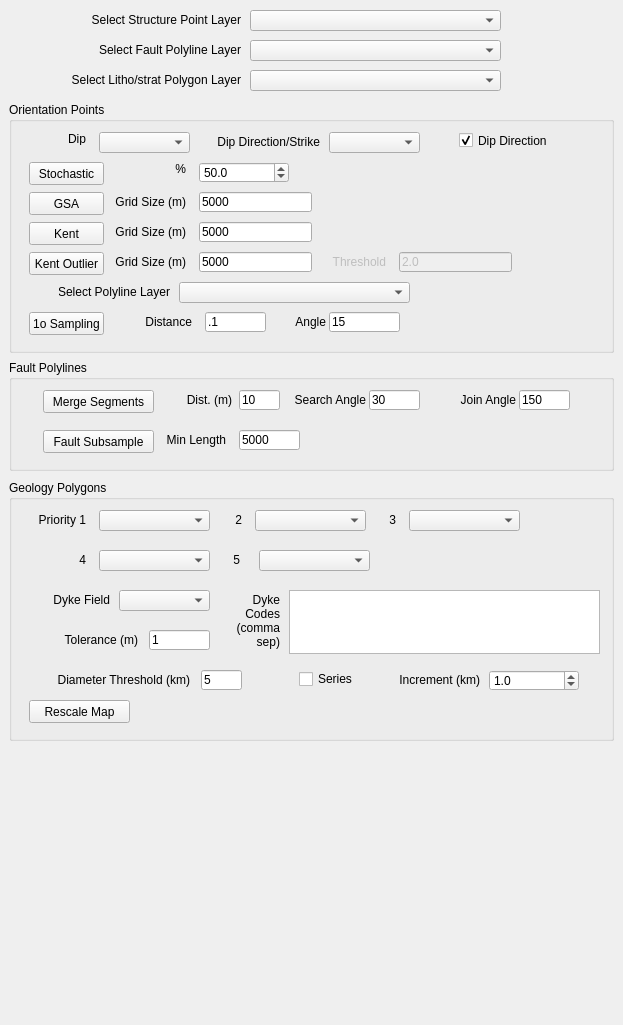
Above: GeoSubSampler_dockwidget_base.ui from Loop3D/GeoSubSampler before the change. Below: the same form after it.
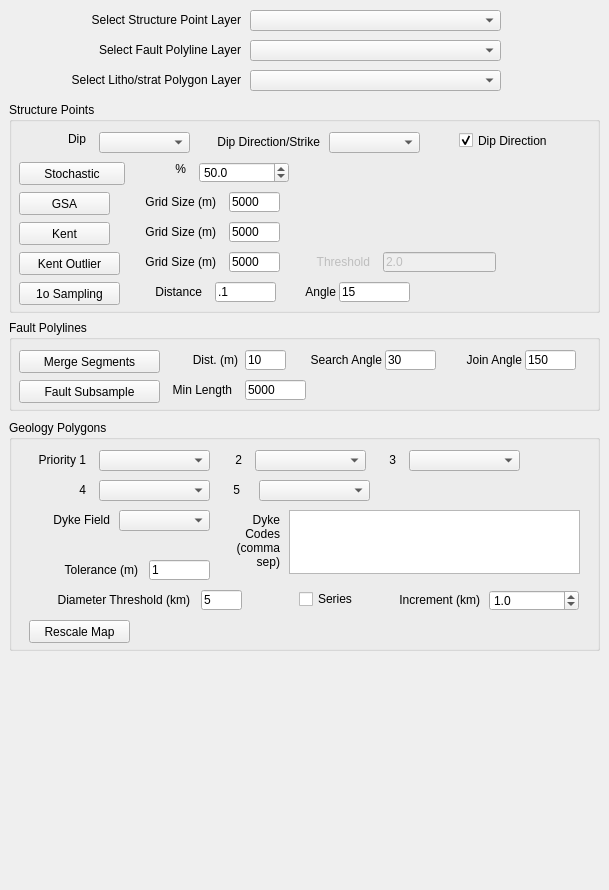
That is the form after the change. Custom widgets are drawn as their Qt base class.

Diff of the .ui file:
```diff
--- a/GeoSubSampler_dockwidget_base.ui
+++ b/GeoSubSampler_dockwidget_base.ui
@@ -6,8 +6,8 @@
    <rect>
     <x>0</x>
     <y>0</y>
-    <width>623</width>
-    <height>1025</height>
+    <width>609</width>
+    <height>890</height>
    </rect>
   </property>
   <property name="windowTitle">
@@ -18,9 +18,9 @@
     <property name="geometry">
      <rect>
       <x>9</x>
-      <y>480</y>
-      <width>605</width>
-      <height>261</height>
+      <y>420</y>
+      <width>591</width>
+      <height>231</height>
      </rect>
     </property>
     <property name="title">
@@ -30,7 +30,7 @@
      <property name="geometry">
       <rect>
        <x>192</x>
-       <y>190</y>
+       <y>170</y>
        <width>41</width>
        <height>20</height>
       </rect>
@@ -43,7 +43,7 @@
      <property name="geometry">
       <rect>
        <x>20</x>
-       <y>220</y>
+       <y>200</y>
        <width>101</width>
        <height>23</height>
       </rect>
@@ -56,7 +56,7 @@
      <property name="geometry">
       <rect>
        <x>20</x>
-       <y>190</y>
+       <y>170</y>
        <width>161</width>
        <height>20</height>
       </rect>
@@ -98,7 +98,7 @@
      <property name="geometry">
       <rect>
        <x>38</x>
-       <y>150</y>
+       <y>140</y>
        <width>91</width>
        <height>20</height>
       </rect>
@@ -114,7 +114,7 @@
      <property name="geometry">
       <rect>
        <x>140</x>
-       <y>150</y>
+       <y>140</y>
        <width>61</width>
        <height>20</height>
       </rect>
@@ -205,7 +205,7 @@
      <property name="geometry">
       <rect>
        <x>56</x>
-       <y>70</y>
+       <y>60</y>
        <width>21</width>
        <height>20</height>
       </rect>
@@ -221,7 +221,7 @@
      <property name="geometry">
       <rect>
        <x>90</x>
-       <y>70</y>
+       <y>60</y>
        <width>111</width>
        <height>21</height>
       </rect>
@@ -231,7 +231,7 @@
      <property name="geometry">
       <rect>
        <x>210</x>
-       <y>70</y>
+       <y>60</y>
        <width>21</width>
        <height>20</height>
       </rect>
@@ -247,7 +247,7 @@
      <property name="geometry">
       <rect>
        <x>250</x>
-       <y>70</y>
+       <y>60</y>
        <width>111</width>
        <height>21</height>
       </rect>
@@ -257,7 +257,7 @@
      <property name="geometry">
       <rect>
        <x>30</x>
-       <y>110</y>
+       <y>90</y>
        <width>71</width>
        <height>20</height>
       </rect>
@@ -273,7 +273,7 @@
      <property name="geometry">
       <rect>
        <x>110</x>
-       <y>110</y>
+       <y>90</y>
        <width>91</width>
        <height>21</height>
       </rect>
@@ -283,8 +283,8 @@
      <property name="geometry">
       <rect>
        <x>280</x>
-       <y>110</y>
-       <width>311</width>
+       <y>90</y>
+       <width>291</width>
        <height>64</height>
       </rect>
      </property>
@@ -293,7 +293,7 @@
      <property name="geometry">
       <rect>
        <x>210</x>
-       <y>110</y>
+       <y>90</y>
        <width>61</width>
        <height>61</height>
       </rect>
@@ -312,7 +312,7 @@
      <property name="geometry">
       <rect>
        <x>290</x>
-       <y>190</y>
+       <y>170</y>
        <width>71</width>
        <height>18</height>
       </rect>
@@ -325,7 +325,7 @@
      <property name="geometry">
       <rect>
        <x>480</x>
-       <y>190</y>
+       <y>170</y>
        <width>90</width>
        <height>21</height>
       </rect>
@@ -347,7 +347,7 @@
      <property name="geometry">
       <rect>
        <x>360</x>
-       <y>190</y>
+       <y>170</y>
        <width>111</width>
        <height>20</height>
       </rect>
@@ -365,8 +365,8 @@
      <rect>
       <x>9</x>
       <y>102</y>
-      <width>605</width>
-      <height>251</height>
+      <width>591</width>
+      <height>211</height>
      </rect>
     </property>
     <property name="sizePolicy">
@@ -382,14 +382,14 @@
      </size>
     </property>
     <property name="title">
-     <string>Orientation Points</string>
+     <string>Structure Points</string>
     </property>
     <widget class="QPushButton" name="pushButton_stochastic">
      <property name="geometry">
       <rect>
-       <x>20</x>
+       <x>10</x>
        <y>60</y>
-       <width>75</width>
+       <width>106</width>
        <height>23</height>
       </rect>
      </property>
@@ -400,9 +400,9 @@
     <widget class="QPushButton" name="pushButton_gridCellAveraging">
      <property name="geometry">
       <rect>
-       <x>20</x>
+       <x>10</x>
        <y>90</y>
-       <width>75</width>
+       <width>91</width>
        <height>23</height>
       </rect>
      </property>
@@ -429,9 +429,9 @@
     <widget class="QLineEdit" name="lineEdit_grid_size">
      <property name="geometry">
       <rect>
-       <x>190</x>
+       <x>220</x>
        <y>90</y>
-       <width>113</width>
+       <width>51</width>
        <height>20</height>
       </rect>
      </property>
@@ -442,9 +442,9 @@
     <widget class="QLabel" name="label_3">
      <property name="geometry">
       <rect>
-       <x>106</x>
+       <x>126</x>
        <y>90</y>
-       <width>71</width>
+       <width>81</width>
        <height>20</height>
       </rect>
      </property>
@@ -526,9 +526,9 @@
     <widget class="QLineEdit" name="lineEdit_grid_size_kent">
      <property name="geometry">
       <rect>
-       <x>190</x>
+       <x>220</x>
        <y>120</y>
-       <width>113</width>
+       <width>51</width>
        <height>20</height>
       </rect>
      </property>
@@ -539,9 +539,9 @@
     <widget class="QPushButton" name="pushButton_kent">
      <property name="geometry">
       <rect>
-       <x>20</x>
+       <x>10</x>
        <y>120</y>
-       <width>75</width>
+       <width>91</width>
        <height>23</height>
       </rect>
      </property>
@@ -552,9 +552,9 @@
     <widget class="QLabel" name="label_6">
      <property name="geometry">
       <rect>
-       <x>106</x>
+       <x>126</x>
        <y>120</y>
-       <width>71</width>
+       <width>81</width>
        <height>20</height>
       </rect>
      </property>
@@ -568,9 +568,9 @@
     <widget class="QLabel" name="label_7">
      <property name="geometry">
       <rect>
-       <x>106</x>
+       <x>126</x>
        <y>150</y>
-       <width>71</width>
+       <width>81</width>
        <height>20</height>
       </rect>
      </property>
@@ -584,9 +584,9 @@
     <widget class="QLineEdit" name="lineEdit_grid_size_kent_2">
      <property name="geometry">
       <rect>
-       <x>190</x>
+       <x>220</x>
        <y>150</y>
-       <width>113</width>
+       <width>51</width>
        <height>20</height>
       </rect>
      </property>
@@ -597,9 +597,9 @@
     <widget class="QPushButton" name="pushButton_kentOutlier">
      <property name="geometry">
       <rect>
-       <x>20</x>
+       <x>10</x>
        <y>150</y>
-       <width>75</width>
+       <width>101</width>
        <height>23</height>
       </rect>
      </property>
@@ -613,7 +613,7 @@
      </property>
      <property name="geometry">
       <rect>
-       <x>390</x>
+       <x>374</x>
        <y>150</y>
        <width>113</width>
        <height>20</height>
@@ -629,7 +629,7 @@
      </property>
      <property name="geometry">
       <rect>
-       <x>306</x>
+       <x>290</x>
        <y>150</y>
        <width>71</width>
        <height>20</height>
@@ -642,37 +642,11 @@
       <set>Qt::AlignRight|Qt::AlignTrailing|Qt::AlignVCenter</set>
      </property>
     </widget>
-    <widget class="QLabel" name="label_12">
-     <property name="geometry">
-      <rect>
-       <x>50</x>
-       <y>180</y>
-       <width>111</width>
-       <height>20</height>
-      </rect>
-     </property>
-     <property name="text">
-      <string>Select Polyline Layer</string>
-     </property>
-     <property name="alignment">
-      <set>Qt::AlignRight|Qt::AlignTrailing|Qt::AlignVCenter</set>
-     </property>
-    </widget>
-    <widget class="QgsMapLayerComboBox" name="mMapLayerComboBox_points_polylines">
-     <property name="geometry">
-      <rect>
-       <x>170</x>
-       <y>180</y>
-       <width>231</width>
-       <height>21</height>
-      </rect>
-     </property>
-    </widget>
     <widget class="QLineEdit" name="lineEdit_1o_distance">
      <property name="geometry">
       <rect>
-       <x>196</x>
-       <y>210</y>
+       <x>206</x>
+       <y>180</y>
        <width>61</width>
        <height>20</height>
       </rect>
@@ -684,8 +658,8 @@
     <widget class="QLabel" name="label_9">
      <property name="geometry">
       <rect>
-       <x>112</x>
-       <y>210</y>
+       <x>122</x>
+       <y>180</y>
        <width>71</width>
        <height>20</height>
       </rect>
@@ -700,8 +674,8 @@
     <widget class="QLabel" name="label_10">
      <property name="geometry">
       <rect>
-       <x>266</x>
-       <y>210</y>
+       <x>276</x>
+       <y>180</y>
        <width>51</width>
        <height>20</height>
       </rect>
@@ -716,8 +690,8 @@
     <widget class="QLineEdit" name="lineEdit_1o_angle">
      <property name="geometry">
       <rect>
-       <x>320</x>
-       <y>210</y>
+       <x>330</x>
+       <y>180</y>
        <width>71</width>
        <height>20</height>
       </rect>
@@ -729,9 +703,9 @@
     <widget class="QPushButton" name="pushButton_1o_sampling">
      <property name="geometry">
       <rect>
-       <x>20</x>
-       <y>210</y>
-       <width>75</width>
+       <x>10</x>
+       <y>180</y>
+       <width>101</width>
        <height>23</height>
       </rect>
      </property>
@@ -763,9 +737,9 @@
     <property name="geometry">
      <rect>
       <x>9</x>
-      <y>360</y>
-      <width>605</width>
-      <height>111</height>
+      <y>320</y>
+      <width>591</width>
+      <height>91</height>
      </rect>
     </property>
     <property name="sizePolicy">
@@ -786,9 +760,9 @@
     <widget class="QPushButton" name="pushButton_merge_segments">
      <property name="geometry">
       <rect>
-       <x>34</x>
+       <x>10</x>
        <y>30</y>
-       <width>111</width>
+       <width>141</width>
        <height>23</height>
       </rect>
      </property>
@@ -799,7 +773,7 @@
     <widget class="QLineEdit" name="lineEdit_merge_search_angle">
      <property name="geometry">
       <rect>
-       <x>360</x>
+       <x>376</x>
        <y>30</y>
        <width>51</width>
        <height>20</height>
@@ -812,7 +786,7 @@
     <widget class="QLineEdit" name="lineEdit_merge_tolerance">
      <property name="geometry">
       <rect>
-       <x>230</x>
+       <x>236</x>
        <y>30</y>
        <width>41</width>
        <height>20</height>
@@ -825,9 +799,9 @@
     <widget class="QPushButton" name="pushButton_fault_subsample">
      <property name="geometry">
       <rect>
-       <x>34</x>
-       <y>70</y>
-       <width>111</width>
+       <x>10</x>
+       <y>60</y>
+       <width>141</width>
        <height>23</height>
       </rect>
      </property>
@@ -838,7 +812,7 @@
     <widget class="QLabel" name="label_26">
      <property name="geometry">
       <rect>
-       <x>152</x>
+       <x>158</x>
        <y>30</y>
        <width>71</width>
        <height>20</height>
@@ -854,7 +828,7 @@
     <widget class="QLabel" name="label_27">
      <property name="geometry">
       <rect>
-       <x>276</x>
+       <x>292</x>
        <y>30</y>
        <width>81</width>
        <height>20</height>
@@ -870,8 +844,8 @@
     <widget class="QLabel" name="label_28">
      <property name="geometry">
       <rect>
-       <x>146</x>
-       <y>70</y>
+       <x>152</x>
+       <y>60</y>
        <width>71</width>
        <height>20</height>
       </rect>
@@ -886,8 +860,8 @@
     <widget class="QLineEdit" name="lineEdit_fault_subsample_length">
      <property name="geometry">
       <rect>
-       <x>230</x>
-       <y>70</y>
+       <x>236</x>
+       <y>60</y>
        <width>61</width>
        <height>20</height>
       </rect>
@@ -899,7 +873,7 @@
     <widget class="QLineEdit" name="lineEdit_merge_join_angle">
      <property name="geometry">
       <rect>
-       <x>510</x>
+       <x>516</x>
        <y>30</y>
        <width>51</width>
        <height>20</height>
@@ -912,7 +886,7 @@
     <widget class="QLabel" name="label_29">
      <property name="geometry">
       <rect>
-       <x>426</x>
+       <x>432</x>
        <y>30</y>
        <width>81</width>
        <height>20</height>
```
Left out of the diff: 26 changed lines with no effect on the pictures.
